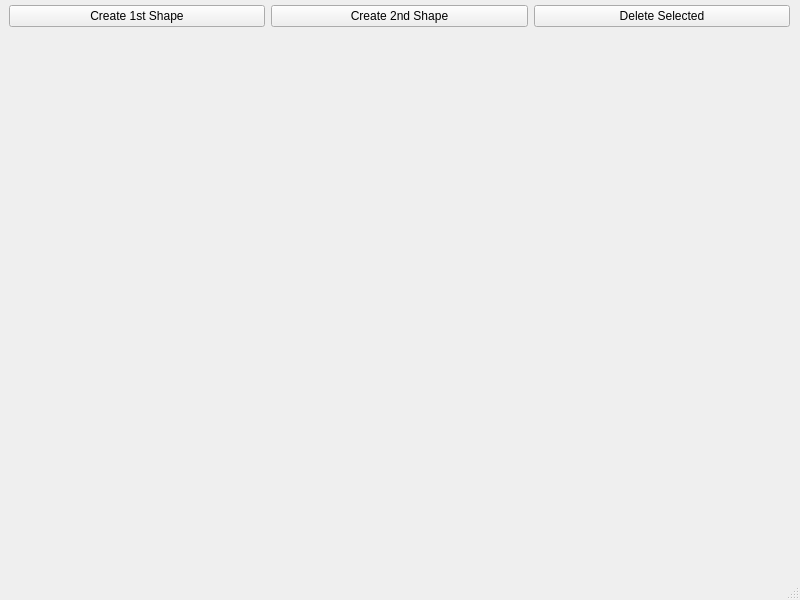
Above: shapesmain.ui from ED-Daniel/shapes-qt before the change. Below: the same form after it.
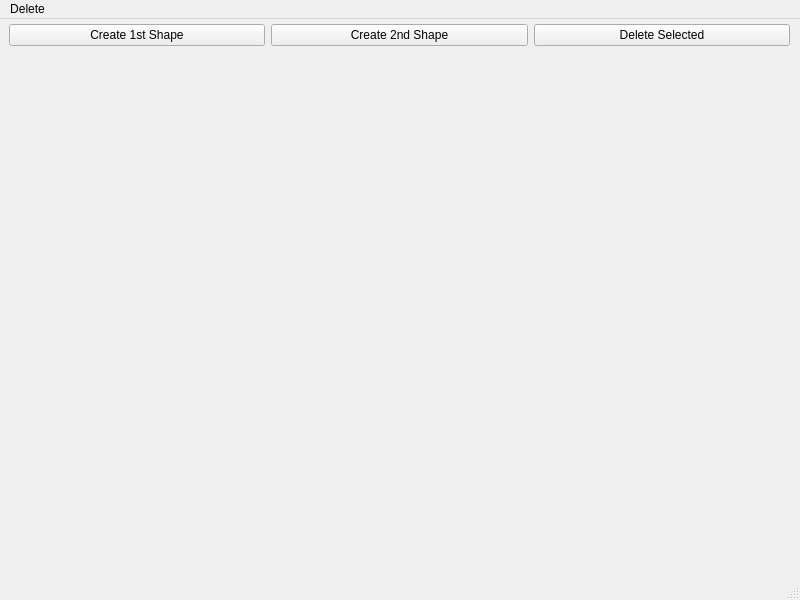
That is the form after the change.

Commit message: added delete all and delete intersecting

Patch:
```diff
--- a/shapesmain.ui
+++ b/shapesmain.ui
@@ -64,6 +64,14 @@
      <height>22</height>
     </rect>
    </property>
+   <widget class="QMenu" name="menuDelete">
+    <property name="title">
+     <string>Delete</string>
+    </property>
+    <addaction name="actionDelete_All"/>
+    <addaction name="actionDelete_Intersecting"/>
+   </widget>
+   <addaction name="menuDelete"/>
   </widget>
   <action name="actionDraw">
    <property name="text">
```
Left out of the diff: 10 changed lines with no effect on the pictures. The commit also changes 3 other files.
